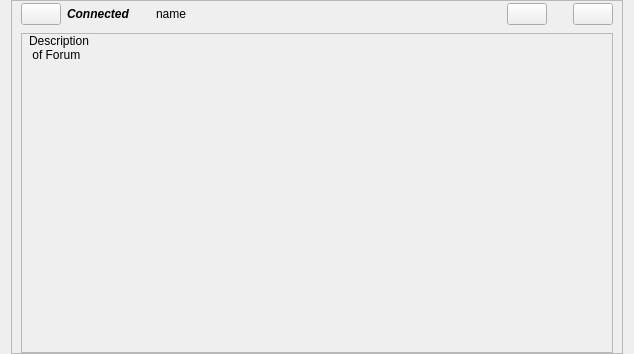
Old version of the form retroshare-gui/src/gui/feeds/ForumNewItem.ui in the repository RetroShare/RetroShare.
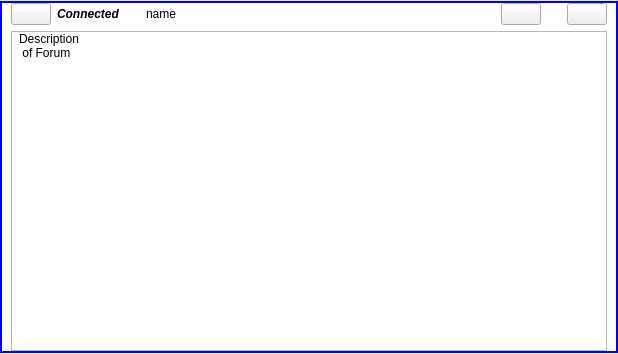
New version of the form. Icons and pictures are not drawn.

Commit message: set for News Feed items background,border stylesheets

The edit to the form file:
```diff
--- a/retroshare-gui/src/gui/feeds/ForumNewItem.ui
+++ b/retroshare-gui/src/gui/feeds/ForumNewItem.ui
@@ -1,33 +1,43 @@
 <ui version="4.0" >
  <class>ForumNewItem</class>
- <widget class="QWidget" name="ForumNewItem" >
-  <property name="geometry" >
+ <widget class="QWidget" name="ForumNewItem">
+  <property name="geometry">
    <rect>
     <x>0</x>
     <y>0</y>
-    <width>634</width>
+    <width>618</width>
     <height>354</height>
    </rect>
   </property>
   <property name="windowTitle" >
    <string>Form</string>
   </property>
-  <layout class="QGridLayout" >
-   <property name="topMargin" >
+  <layout class="QGridLayout">
+   <property name="leftMargin">
     <number>0</number>
    </property>
-   <property name="bottomMargin" >
+   <property name="topMargin">
+    <number>1</number>
+   </property>
+   <property name="rightMargin">
     <number>0</number>
    </property>
-   <item row="0" column="0" >
-    <widget class="QFrame" name="frame" >
-     <property name="sizePolicy" >
-      <sizepolicy vsizetype="Preferred" hsizetype="Expanding" >
+   <property name="bottomMargin">
+    <number>1</number>
+   </property>
+   <item row="0" column="0">
+    <widget class="QFrame" name="frame">
+     <property name="sizePolicy">
+      <sizepolicy hsizetype="Expanding" vsizetype="Preferred">
        <horstretch>0</horstretch>
        <verstretch>0</verstretch>
       </sizepolicy>
      </property>
-     <property name="frameShape" >
+     <property name="styleSheet">
+      <string notr="true">QFrame#frame{border: 2px solid blue;
+background: white;}</string>
+     </property>
+     <property name="frameShape">
       <enum>QFrame::StyledPanel</enum>
      </property>
      <property name="frameShadow" >
@@ -66,25 +76,9 @@
          </widget>
         </item>
         <item>
-         <spacer>
-          <property name="orientation" >
-           <enum>Qt::Horizontal</enum>
-          </property>
-          <property name="sizeType" >
-           <enum>QSizePolicy::Preferred</enum>
-          </property>
-          <property name="sizeHint" stdset="0" >
-           <size>
-            <width>16</width>
-            <height>26</height>
-           </size>
-          </property>
-         </spacer>
-        </item>
-        <item>
-         <widget class="QLabel" name="titleLabel" >
-          <property name="sizePolicy" >
-           <sizepolicy vsizetype="Minimum" hsizetype="Minimum" >
+         <widget class="QLabel" name="titleLabel">
+          <property name="sizePolicy">
+           <sizepolicy hsizetype="Minimum" vsizetype="Minimum">
             <horstretch>0</horstretch>
             <verstretch>0</verstretch>
            </sizepolicy>
@@ -109,10 +103,10 @@
           <property name="orientation" >
            <enum>Qt::Horizontal</enum>
           </property>
-          <property name="sizeType" >
+          <property name="sizeType">
            <enum>QSizePolicy::Fixed</enum>
           </property>
-          <property name="sizeHint" stdset="0" >
+          <property name="sizeHint" stdset="0">
            <size>
             <width>20</width>
             <height>20</height>
@@ -135,10 +129,10 @@
           <property name="orientation" >
            <enum>Qt::Horizontal</enum>
           </property>
-          <property name="sizeType" >
+          <property name="sizeType">
            <enum>QSizePolicy::Expanding</enum>
           </property>
-          <property name="sizeHint" stdset="0" >
+          <property name="sizeHint" stdset="0">
            <size>
             <width>500</width>
             <height>20</height>
@@ -168,13 +162,13 @@
         </item>
         <item>
          <spacer>
-          <property name="orientation" >
+          <property name="orientation">
            <enum>Qt::Horizontal</enum>
           </property>
-          <property name="sizeType" >
+          <property name="sizeType">
            <enum>QSizePolicy::Fixed</enum>
           </property>
-          <property name="sizeHint" stdset="0" >
+          <property name="sizeHint" stdset="0">
            <size>
             <width>20</width>
             <height>20</height>
```
Left out of the diff: 132 changed lines with no effect on the pictures. The commit also changes 4 other files.
